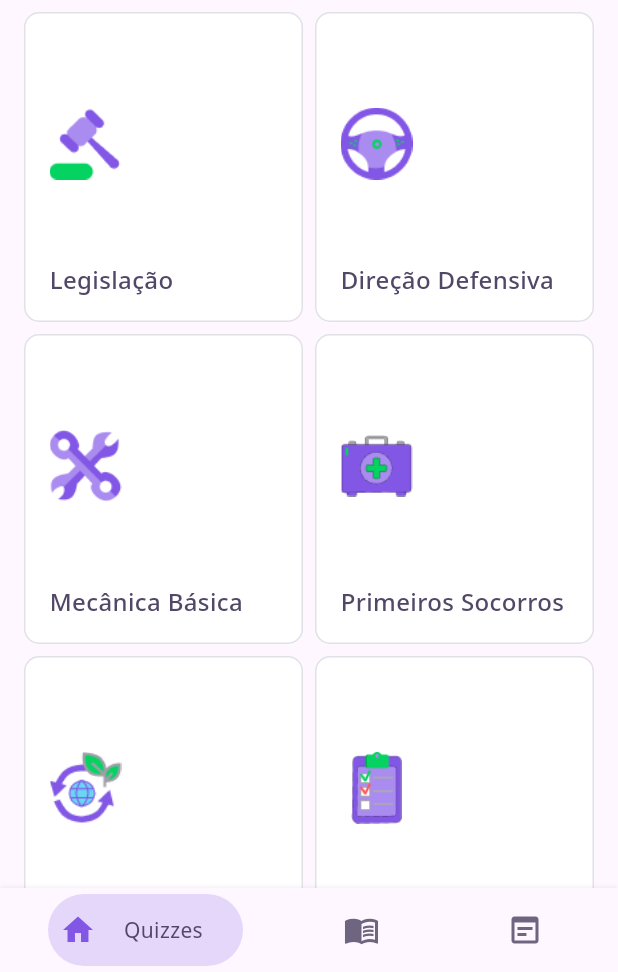
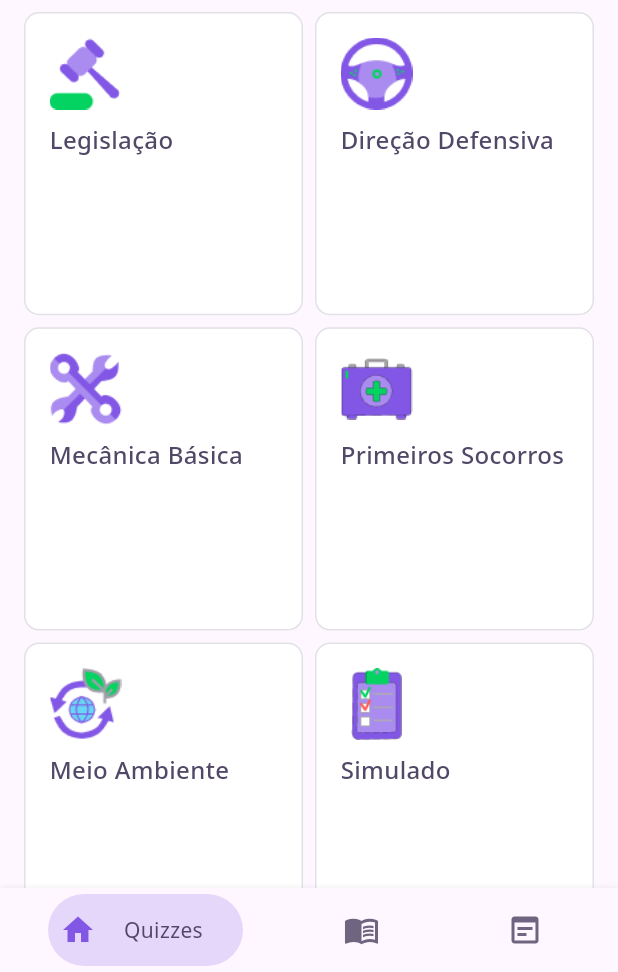
Before and after one commit to Sthaynny/habilitacao_quiz, a Flutter app: the screen it shows after launch, on a phone screen of 412 x 824 dp, the part 264-1236 px from its top. Run offline on Flutter 3.47's test engine with Material 3 defaults, Android fonts, the phone set to English and light mode, and no system bars; our stand-ins replace dartz, file_picker, flutter_markdown_plus, get, google_fonts, share_plus and 1 more; project files that could hold a hidden picture were left out.

Commit message:
feat(home): painel de estudo Pro na aba Quizzes
Banner de preparação, atalhos (modo prova, simulado, revisão, mapa) e cards de tema com badge de banco completo para o binário +.

Co-authored-by: Cursor <cursoragent@cursor.com>

```diff
--- a/lib/app/features/home/presentation/components/quiz_card.dart
+++ b/lib/app/features/home/presentation/components/quiz_card.dart
@@ -8,17 +8,23 @@ class QuizCardWidget extends StatelessWidget {
     required this.title,
     required this.onTap,
     required this.image,
+    this.subtitle,
+    this.badge,
   });
 
   final String title;
+  final String? subtitle;
+  final String? badge;
   final String image;
   final VoidCallback onTap;
 
   @override
   Widget build(BuildContext context) {
+    final semanticsLabel = subtitle == null ? title : '$title. $subtitle';
+
     return Semantics(
       button: true,
-      label: title,
+      label: semanticsLabel,
       child: InkWell(
         borderRadius: BorderRadius.circular(10),
         onTap: onTap,
@@ -36,10 +42,10 @@ class QuizCardWidget extends StatelessWidget {
           child: Column(
             crossAxisAlignment: CrossAxisAlignment.start,
             children: [
-              Expanded(
-                child: Align(
-                  alignment: Alignment.centerLeft,
-                  child: Image.asset(
+              Row(
+                crossAxisAlignment: CrossAxisAlignment.start,
+                children: [
+                  Image.asset(
                     image,
                     width: 48,
                     height: 48,
@@ -48,7 +54,28 @@ class QuizCardWidget extends StatelessWidget {
                     fit: BoxFit.contain,
                     excludeFromSemantics: true,
                   ),
-                ),
+                  if (badge != null) ...[
+                    const Spacer(),
+                    DecoratedBox(
+                      decoration: BoxDecoration(
+                        color: AppColors.primary.withValues(alpha: 0.12),
+                        borderRadius: BorderRadius.circular(6),
+                      ),
+                      child: Padding(
+                        padding: EdgeInsets.symmetric(
+                          horizontal: AppSpacingStack.quarck.value,
+                          vertical: 2,
+                        ),
+                        child: Text(
+                          badge!,
+                          style: AppFontStyle.caption12Regular.setColor(
+                            AppColors.primary,
+                          ),
+                        ),
+                      ),
+                    ),
+                  ],
+                ],
               ),
               SizedBox(height: AppSpacingStack.nano.value),
               Text(
@@ -57,6 +84,15 @@ class QuizCardWidget extends StatelessWidget {
                 maxLines: 2,
                 overflow: TextOverflow.ellipsis,
               ),
+              if (subtitle != null) ...[
+                SizedBox(height: AppSpacingStack.quarck.value),
+                Text(
+                  subtitle!,
+                  style: AppFontStyle.caption12Regular.setColor(AppColors.grey),
+                  maxLines: 2,
+                  overflow: TextOverflow.ellipsis,
+                ),
+              ],
             ],
           ),
         ),
--- a/lib/app/features/home/presentation/components/quizzes/quizzes_widget.dart
+++ b/lib/app/features/home/presentation/components/quizzes/quizzes_widget.dart
@@ -1,6 +1,10 @@
 import 'package:flutter/material.dart';
+import 'package:get/get.dart';
+import 'package:habilitacao_quiz/app/features/home/presentation/components/pro_study/pro_study_hero.dart';
+import 'package:habilitacao_quiz/app/features/home/presentation/components/pro_study/pro_study_quick_actions.dart';
 import 'package:habilitacao_quiz/app/features/home/presentation/components/quiz_card.dart';
 import 'package:habilitacao_quiz/app/features/home/presentation/components/quizzes/controller/quizzes_controller.dart';
+import 'package:habilitacao_quiz/app/shared/domain/services/pro_gate.dart';
 import 'package:habilitacao_quiz/app/shared/utils/quiz_enum.dart';
 import 'package:habilitacao_quiz/core/components/button.dart';
 import 'package:habilitacao_quiz/core/styles/app_styles.dart';
@@ -18,14 +22,9 @@ class QuizzesWidget extends StatelessWidget {
   final Widget topPromo;
 
   static const int _crossAxisCount = 2;
-  static const double _childAspectRatio = 0.9;
+  static const double _childAspectRatio = 0.92;
 
-  @override
-  Widget build(BuildContext context) {
-    final horizontalPadding = AppSpacingStack.xxxSmall.value;
-    final gridSpacing = AppSpacingStack.nano.value;
-
-    final entries = <({QuizEnum quiz, String image, String title})>[
+  static final _themeEntries = <({QuizEnum quiz, String image, String title})>[
     (
       quiz: QuizEnum.legislacao,
       image: AppImages.legislacao,
@@ -51,6 +50,105 @@ class QuizzesWidget extends StatelessWidget {
       image: AppImages.meioAmbiente,
       title: Strings.meioAmbiente,
     ),
+  ];
+
+  @override
+  Widget build(BuildContext context) {
+    final isPro = Get.find<ProGate>().isPro;
+    if (isPro) {
+      return _ProQuizzesLayout(controller: controller);
+    }
+    return _FreeQuizzesLayout(controller: controller, topPromo: topPromo);
+  }
+}
+
+class _ProQuizzesLayout extends StatelessWidget {
+  const _ProQuizzesLayout({required this.controller});
+
+  final QuizzesController controller;
+
+  @override
+  Widget build(BuildContext context) {
+    final horizontalPadding = AppSpacingStack.xxxSmall.value;
+    final gridSpacing = AppSpacingStack.nano.value;
+
+    return CustomScrollView(
+      slivers: [
+        SliverPadding(
+          padding: EdgeInsets.fromLTRB(
+            horizontalPadding,
+            gridSpacing,
+            horizontalPadding,
+            0,
+          ),
+          sliver: const SliverToBoxAdapter(child: ProStudyHero()),
+        ),
+        SliverPadding(
+          padding: EdgeInsets.all(horizontalPadding),
+          sliver: SliverToBoxAdapter(
+            child: ProStudyQuickActions(controller: controller),
+          ),
+        ),
+        SliverPadding(
+          padding: EdgeInsets.symmetric(horizontal: horizontalPadding),
+          sliver: SliverToBoxAdapter(
+            child: Padding(
+              padding: EdgeInsets.only(bottom: gridSpacing),
+              child: Text(
+                Strings.proStudyTemasTitulo,
+                style: AppFontStyle.body16Bold,
+              ),
+            ),
+          ),
+        ),
+        SliverPadding(
+          padding: EdgeInsets.symmetric(horizontal: horizontalPadding),
+          sliver: SliverGrid(
+            gridDelegate: SliverGridDelegateWithFixedCrossAxisCount(
+              crossAxisCount: QuizzesWidget._crossAxisCount,
+              crossAxisSpacing: gridSpacing,
+              mainAxisSpacing: gridSpacing,
+              childAspectRatio: QuizzesWidget._childAspectRatio,
+            ),
+            delegate: SliverChildBuilderDelegate(
+              (context, index) {
+                final entry = QuizzesWidget._themeEntries[index];
+                return QuizCardWidget(
+                  onTap: () => controller.irParaPagina(entry.quiz),
+                  image: entry.image,
+                  title: entry.title,
+                  badge: Strings.proStudyBancoCompleto,
+                  subtitle: Strings.proStudyTemaSubtitulo,
+                );
+              },
+              childCount: QuizzesWidget._themeEntries.length,
+            ),
+          ),
+        ),
+        SliverToBoxAdapter(
+          child: SizedBox(height: AppSpacingStack.small.value),
+        ),
+      ],
+    );
+  }
+}
+
+class _FreeQuizzesLayout extends StatelessWidget {
+  const _FreeQuizzesLayout({
+    required this.controller,
+    required this.topPromo,
+  });
+
+  final QuizzesController controller;
+  final Widget topPromo;
+
+  @override
+  Widget build(BuildContext context) {
+    final horizontalPadding = AppSpacingStack.xxxSmall.value;
+    final gridSpacing = AppSpacingStack.nano.value;
+
+    final entries = [
+      ...QuizzesWidget._themeEntries,
       (
         quiz: QuizEnum.simulado,
         image: AppImages.simulado,
@@ -73,10 +171,10 @@ class QuizzesWidget extends StatelessWidget {
           padding: EdgeInsets.symmetric(horizontal: horizontalPadding),
           sliver: SliverGrid(
             gridDelegate: SliverGridDelegateWithFixedCrossAxisCount(
-              crossAxisCount: _crossAxisCount,
+              crossAxisCount: QuizzesWidget._crossAxisCount,
               crossAxisSpacing: gridSpacing,
               mainAxisSpacing: gridSpacing,
-              childAspectRatio: _childAspectRatio,
+              childAspectRatio: QuizzesWidget._childAspectRatio,
             ),
             delegate: SliverChildBuilderDelegate(
               (context, index) {
--- a/lib/core/utils/strings.dart
+++ b/lib/core/utils/strings.dart
@@ -189,6 +189,16 @@ abstract class Strings {
   static const modoProva = 'Modo prova';
   static const modoProvaTimer = 'Tempo restante';
 
+  static const proStudyHubTitulo = 'Modo preparação';
+  static const proStudyHubSubtitulo =
+      'Simulados ilimitados, modo prova e revisão focada na reta final.';
+  static const proStudyAcessoRapido = 'Acesso rápido';
+  static const proStudyTemasTitulo = 'Quizzes por tema';
+  static const proStudyBancoCompleto = 'Banco completo';
+  static const proStudyTemaSubtitulo = 'Todas as questões do tema';
+  static const proStudySimuladoSubtitulo = '30 questões · proporção oficial';
+  static const proStudyModoProvaSubtitulo = '40 min · como na prova';
+
   static const revisaoEspacada = 'Revisão espaçada';
   static const revisarErrosUltimoTeste = 'Revisar erros do último teste';
   static const revisaoEspacadaDescricao =
```
Also changed, not shown: lib/app/features/home/presentation/components/pro_study/pro_study_hero.dart (added, +61 -0 lines), lib/app/features/home/presentation/components/pro_study/pro_study_quick_actions.dart (added, +151 -0 lines). Lines whose indentation alone changed are shown as unchanged.
